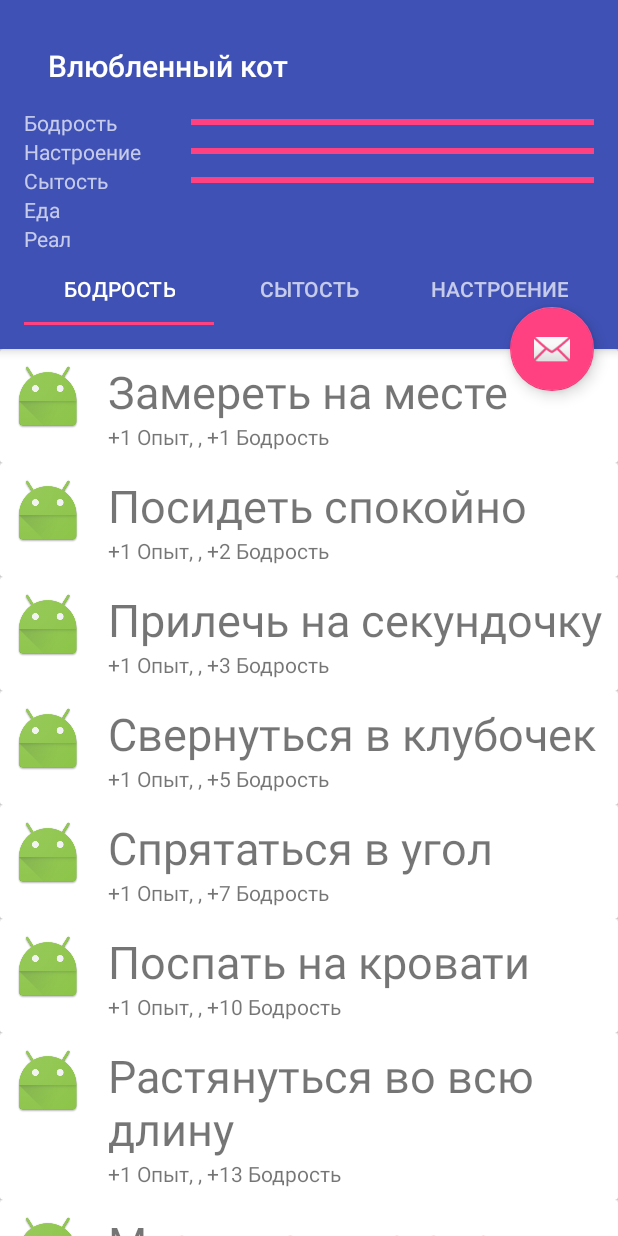
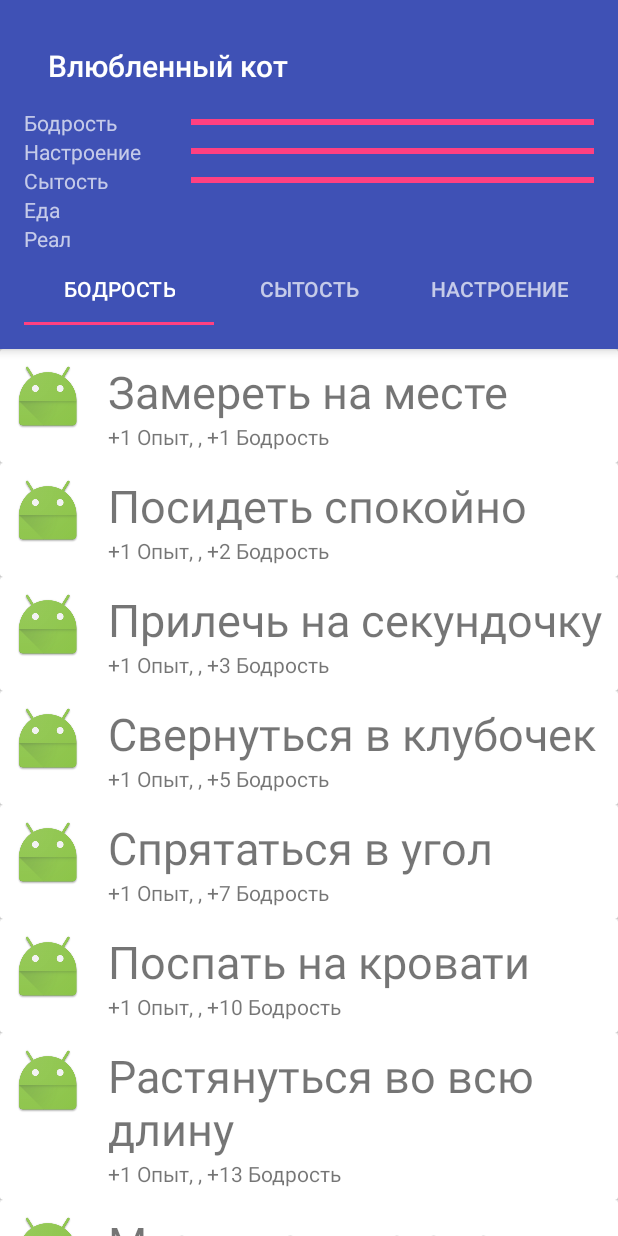
Before and after one commit to frommiass/CatInLove, an Android app: the screen it shows after launch (MainActivity), on a phone screen of 412 x 824 dp. Run offline under Robolectric (Android 15) with nearby library versions, the phone set to English and light mode, and no system bars; our stand-ins replace ButterKnife.

Commit message:
fab invisible

```diff
--- a/app/src/main/java/com/grino/catinlove/MainActivity.java
+++ b/app/src/main/java/com/grino/catinlove/MainActivity.java
@@ -2,6 +2,7 @@ package com.grino.catinlove;
 
 import android.content.Context;
 import android.os.Bundle;
+import android.support.design.widget.FloatingActionButton;
 import android.support.design.widget.Snackbar;
 import android.support.design.widget.TabLayout;
 import android.support.v4.view.ViewPager;
@@ -9,6 +10,7 @@ import android.support.v7.app.AppCompatActivity;
 import android.support.v7.widget.LinearLayoutManager;
 import android.support.v7.widget.RecyclerView;
 import android.support.v7.widget.Toolbar;
+import android.view.View;
 import android.widget.ProgressBar;
 
 import java.util.ArrayList;
@@ -28,6 +30,8 @@ public class MainActivity extends AppCompatActivity {
     @BindView(R.id.pb_2) ProgressBar pbMoon;
     @BindView(R.id.pb_3) ProgressBar pbEnergy;
 
+    @BindView(R.id.fab) FloatingActionButton fab;
+
     private Player cat;
     private Context ctx;
 
@@ -46,6 +50,8 @@ public class MainActivity extends AppCompatActivity {
         //При первом запуске запросить имя у пользователя
         cat = new Player(ctx, "Влюбленный кот");
         updateIndicators(cat);
+
+        fab.setVisibility(View.INVISIBLE);
     }
 
     @OnClick(R.id.fab)
```
